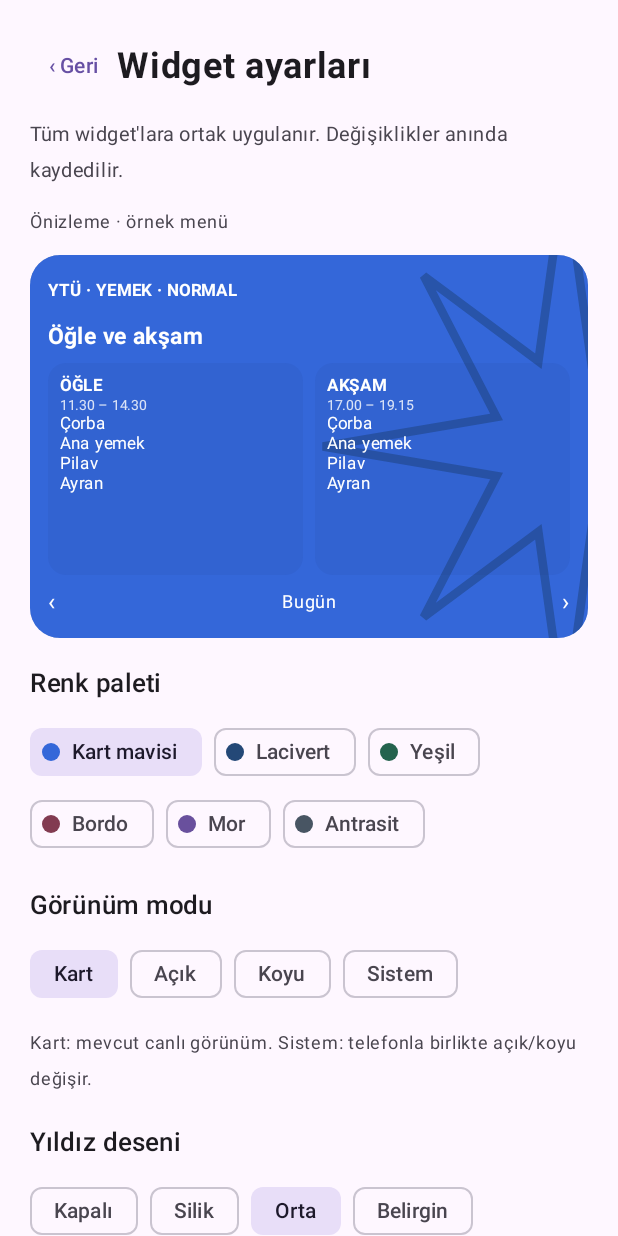
After one commit to bbookot/yerleske-menu, an Android app built with Jetpack Compose: the WidgetSettingsActivity screen opened directly, with no data from a screen before it, on a phone screen of 412 x 824 dp. The commit adds this screen. Run offline under Robolectric (Android 15) with nearby library versions, the phone set to English and light mode, and no system bars; libraries missing offline, so code that uses them is left out: androidx.glance, androidx.glance.action, androidx.glance.appwidget, androidx.glance.color, androidx.glance.layout and 3 more; network calls fail; 2 statements that could not run were skipped.

Commit message:
Add widget appearance settings and live preview

```diff
--- a/app/build.gradle.kts
+++ b/app/build.gradle.kts
@@ -12,8 +12,8 @@ android {
         applicationId = "app.yerleske.menu"
         minSdk = 26
         targetSdk = 35
-        versionCode = providers.environmentVariable("APP_VERSION_CODE").orElse("6").get().toInt()
-        versionName = providers.environmentVariable("APP_VERSION_NAME").orElse("0.3.0").get()
+        versionCode = providers.environmentVariable("APP_VERSION_CODE").orElse("7").get().toInt()
+        versionName = providers.environmentVariable("APP_VERSION_NAME").orElse("0.4.0").get()
         buildConfigField("String", "GITHUB_REPO", "\"${providers.gradleProperty("githubRepo").orElse("").get()}\"")
     }
     signingConfigs {
--- a/app/src/main/AndroidManifest.xml
+++ b/app/src/main/AndroidManifest.xml
@@ -2,6 +2,7 @@
     <uses-permission android:name="android.permission.INTERNET"/>
     <uses-permission android:name="android.permission.REQUEST_INSTALL_PACKAGES"/>
     <application android:name=".MenuApplication" android:label="Yerleşke Menü" android:icon="@drawable/ic_menu" android:theme="@style/AppTheme" android:allowBackup="false" android:usesCleartextTraffic="false" android:supportsRtl="true">
+        <activity android:name=".WidgetSettingsActivity" android:exported="false"/>
         <activity android:name=".MainActivity" android:exported="true"><intent-filter><action android:name="android.intent.action.MAIN"/><category android:name="android.intent.category.LAUNCHER"/></intent-filter></activity>
         <receiver android:name=".MenuWidgetReceiver" android:exported="true"><intent-filter><action android:name="android.appwidget.action.APPWIDGET_UPDATE"/></intent-filter><meta-data android:name="android.appwidget.provider" android:resource="@xml/widget_info"/></receiver>
         <provider android:name="androidx.core.content.FileProvider" android:authorities="${applicationId}.files" android:exported="false" android:grantUriPermissions="true"><meta-data android:name="android.support.FILE_PROVIDER_PATHS" android:resource="@xml/file_paths"/></provider>
--- /dev/null
+++ b/app/src/main/java/app/yerleske/menu/WidgetAppearance.kt
@@ -0,0 +1,45 @@
+package app.yerleske.menu
+
+enum class WidgetPalette(val label: String, val card: Int, val light: Int, val dark: Int, val darkInk: Int, val star: Int) {
+    BLUE("Kart mavisi", 0xFF3467D9.toInt(), 0xFFEAF1FF.toInt(), 0xFF142A51.toInt(), 0xFF152B52.toInt(), 0xFF234D96.toInt()),
+    NAVY("Lacivert", 0xFF244877.toInt(), 0xFFECF0F7.toInt(), 0xFF121F35.toInt(), 0xFF1C314F.toInt(), 0xFF122A4B.toInt()),
+    GREEN("Yeşil", 0xFF24634E.toInt(), 0xFFE7F3EB.toInt(), 0xFF12352B.toInt(), 0xFF163B2D.toInt(), 0xFF103E31.toInt()),
+    BURGUNDY("Bordo", 0xFF823B51.toInt(), 0xFFF9EBEF.toInt(), 0xFF391A27.toInt(), 0xFF572435.toInt(), 0xFF552236.toInt()),
+    PURPLE("Mor", 0xFF69509D.toInt(), 0xFFF1ECFA.toInt(), 0xFF2B203F.toInt(), 0xFF3E2A60.toInt(), 0xFF44316D.toInt()),
+    CHARCOAL("Antrasit", 0xFF485563.toInt(), 0xFFEDF0F3.toInt(), 0xFF20272E.toInt(), 0xFF28343F.toInt(), 0xFF283540.toInt())
+}
+enum class WidgetMode(val label: String) { CARD("Kart"), LIGHT("Açık"), DARK("Koyu"), SYSTEM("Sistem") }
+enum class WidgetFont(val label: String, val scale: Float) { SMALL("Küçük", .9f), NORMAL("Normal boy", 1f), LARGE("Büyük", 1.2f) }
+data class WidgetOptions(
+    val palette: WidgetPalette = WidgetPalette.BLUE,
+    val mode: WidgetMode = WidgetMode.CARD,
+    val star: Int = 2,
+    val font: WidgetFont = WidgetFont.NORMAL,
+    val vegetarian: Boolean = false,
+    val hours: Boolean = true,
+    val calories: Boolean = false,
+    val updated: Boolean = false,
+    val opacity: Int = 100,
+) {
+    fun normalized() = copy(star = star.coerceIn(0,3), opacity = opacity.coerceIn(50,100))
+    fun colors(systemDark: Boolean): WidgetColors {
+        val safe = normalized()
+        val dark = mode == WidgetMode.DARK || mode == WidgetMode.SYSTEM && systemDark
+        val light = mode == WidgetMode.LIGHT || mode == WidgetMode.SYSTEM && !systemDark
+        val bg = if (dark) palette.dark else if (light) palette.light else palette.card
+        val fg = if (light) palette.darkInk else 0xFFFFFFFF.toInt()
+        val decoration = if (dark) 0xFFC3D2EB.toInt() else if (light) palette.card else palette.star
+        val strength = listOf(0f,.3f,.7f,1f)[safe.star] * if (dark || light) .38f else 1f
+        return WidgetColors(
+            withAlpha(bg, safe.opacity / 100f), fg,
+            withAlpha(fg, .82f), withAlpha(decoration, strength * safe.opacity / 100f),
+            withAlpha(if (dark) 0xFFFFFFFF.toInt() else palette.darkInk, .06f * safe.opacity / 100f)
+        )
+    }
+}
+data class WidgetColors(val background: Int, val text: Int, val secondary: Int, val star: Int, val panel: Int)
+fun withAlpha(color: Int, alpha: Float): Int = ((alpha.coerceIn(0f,1f) * 255).toInt() shl 24) or (color and 0x00FFFFFF)
+fun widgetMealText(raw: String, calories: Boolean): String = if (calories) raw else raw.replace(Regex("\\s*\\([^)]*kcal\\)", RegexOption.IGNORE_CASE), "")
+object StarShape {
+    val points = listOf(345f to -48f,362f to 61f,436f to 12f,389f to 93f,501f to 110f,389f to 127f,436f to 208f,362f to 159f,345f to 268f,328f to 159f,254f to 208f,301f to 127f,189f to 110f,301f to 93f,254f to 12f,328f to 61f)
+}
--- /dev/null
+++ b/app/src/main/java/app/yerleske/menu/WidgetSettingsActivity.kt
@@ -0,0 +1,171 @@
+package app.yerleske.menu
+
+import android.os.Bundle
+import androidx.activity.ComponentActivity
+import androidx.activity.compose.setContent
+import androidx.compose.foundation.Canvas
+import androidx.compose.foundation.background
+import androidx.compose.foundation.clickable
+import androidx.compose.foundation.isSystemInDarkTheme
+import androidx.compose.foundation.layout.*
+import androidx.compose.foundation.rememberScrollState
+import androidx.compose.foundation.shape.RoundedCornerShape
+import androidx.compose.foundation.verticalScroll
+import androidx.compose.material3.*
+import androidx.compose.runtime.*
+import androidx.compose.ui.Alignment
+import androidx.compose.ui.Modifier
+import androidx.compose.ui.draw.clip
+import androidx.compose.ui.graphics.Color
+import androidx.compose.ui.graphics.Path
+import androidx.compose.ui.graphics.drawscope.Stroke
+import androidx.compose.ui.semantics.contentDescription
+import androidx.compose.ui.semantics.semantics
+import androidx.compose.ui.text.font.FontWeight
+import androidx.compose.ui.unit.dp
+import androidx.compose.ui.unit.sp
+import androidx.work.ExistingWorkPolicy
+import androidx.work.OneTimeWorkRequestBuilder
+import androidx.work.WorkManager
+import kotlinx.coroutines.CancellationException
+import kotlinx.coroutines.delay
+
+class WidgetSettingsActivity : ComponentActivity() {
+    private var settingsChanged = false
+    override fun onPause() {
+        super.onPause()
+        // A quick Back/Home can cancel the preview's debounce. Persist a redraw
+        // independently of this activity so the last choice still reaches widgets.
+        if (settingsChanged) {
+            WorkManager.getInstance(this).enqueueUniqueWork("widget-appearance-apply", ExistingWorkPolicy.REPLACE, OneTimeWorkRequestBuilder<WidgetClockWorker>().build())
+            settingsChanged = false
+        }
+    }
+    override fun onCreate(savedInstanceState: Bundle?) {
+        super.onCreate(savedInstanceState)
+        setContent {
+            val systemDark = isSystemInDarkTheme()
+            val dark = when (MenuStore(this).theme) { 1 -> false; 2 -> true; else -> systemDark }
+            MaterialTheme(colorScheme = if (dark) darkColorScheme() else lightColorScheme()) {
+                SettingsScreen(systemDark)
+            }
+        }
+    }
+
+    @OptIn(ExperimentalLayoutApi::class)
+    @Composable
+    private fun SettingsScreen(systemDark: Boolean) {
+        val store = remember { WidgetSettingsStore(this) }
+        var options by remember { mutableStateOf(store.read()) }
+        var resetDialog by remember { mutableStateOf(false) }
+        var error by remember { mutableStateOf<String?>(null) }
+        fun change(value: WidgetOptions) { store.write(value); options = value.normalized(); settingsChanged = true }
+        LaunchedEffect(options) {
+            delay(150)
+            try { redrawWidgets(this@WidgetSettingsActivity); error = null }
+            catch (e: CancellationException) { throw e }
+            catch (e: Exception) { error = "Widget yenilenemedi. Ana ekrandaki yenile düğmesini deneyebilirsin." }
+        }
+        Surface(Modifier.fillMaxSize(), color = MaterialTheme.colorScheme.background) {
+            Column(Modifier.fillMaxSize().safeDrawingPadding().verticalScroll(rememberScrollState()).padding(20.dp), verticalArrangement = Arrangement.spacedBy(10.dp)) {
+                Row(Modifier.fillMaxWidth(), verticalAlignment = Alignment.CenterVertically) {
+                    TextButton(onClick = { finish() }) { Text("‹ Geri") }
+                    Text("Widget ayarları", fontSize = 24.sp, fontWeight = FontWeight.Bold)
+                }
+                Text("Tüm widget'lara ortak uygulanır. Değişiklikler anında kaydedilir.", fontSize = 13.sp, color = MaterialTheme.colorScheme.onSurfaceVariant)
+                Text("Önizleme · örnek menü", fontSize = 12.sp, color = MaterialTheme.colorScheme.onSurfaceVariant)
+                WidgetPreview(options, systemDark)
+                error?.let { Text(it, color = MaterialTheme.colorScheme.error, fontSize = 12.sp) }
+
+                SettingTitle("Renk paleti")
+                FlowRow(horizontalArrangement = Arrangement.spacedBy(8.dp)) {
+                    WidgetPalette.entries.forEach { palette ->
+                        FilterChip(options.palette == palette, onClick = { change(options.copy(palette = palette)) }, label = { Text(palette.label) }, leadingIcon = { Box(Modifier.size(12.dp).clip(RoundedCornerShape(6.dp)).background(Color(palette.card))) })
+                    }
+                }
+                SettingTitle("Görünüm modu")
+                FlowRow(horizontalArrangement = Arrangement.spacedBy(8.dp)) {
+                    WidgetMode.entries.forEach { mode -> FilterChip(options.mode == mode, onClick = { change(options.copy(mode = mode)) }, label = { Text(mode.label) }) }
+                }
+                Text("Kart: mevcut canlı görünüm. Sistem: telefonla birlikte açık/koyu değişir.", fontSize = 12.sp, color = MaterialTheme.colorScheme.onSurfaceVariant)
+
+                SettingTitle("Yıldız deseni")
+                FlowRow(horizontalArrangement = Arrangement.spacedBy(8.dp)) {
+                    listOf("Kapalı", "Silik", "Orta", "Belirgin").forEachIndexed { index, label -> FilterChip(options.star == index, onClick = { change(options.copy(star = index)) }, label = { Text(label) }) }
+                }
+                SettingTitle("Yazı boyutu")
+                FlowRow(horizontalArrangement = Arrangement.spacedBy(8.dp)) {
+                    WidgetFont.entries.forEach { font -> FilterChip(options.font == font, onClick = { change(options.copy(font = font)) }, label = { Text(font.label) }) }
+                }
+                Text("Yemek listesi sığmazsa widget içinde kaydırabilirsin.", fontSize = 12.sp, color = MaterialTheme.colorScheme.onSurfaceVariant)
+
+                SettingTitle("Menü türü")
+                FlowRow(horizontalArrangement = Arrangement.spacedBy(8.dp)) {
+                    FilterChip(!options.vegetarian, onClick = { change(options.copy(vegetarian = false)) }, label = { Text("Normal menü") })
+                    FilterChip(options.vegetarian, onClick = { change(options.copy(vegetarian = true)) }, label = { Text("Vejetaryen menü") })
+                }
+                SettingTitle("Gösterilecek bilgiler")
+                SettingToggle("Servis saatleri", options.hours) { change(options.copy(hours = it)) }
+                SettingToggle("Kalori bilgileri", options.calories) { change(options.copy(calories = it)) }
+                SettingToggle("Son yenileme zamanı", options.updated) { change(options.copy(updated = it)) }
+
+                SettingTitle("Arka plan saydamlığı")
+                FlowRow(horizontalArrangement = Arrangement.spacedBy(8.dp)) {
+                    listOf(100,85,70,50).forEach { opacity -> FilterChip(options.opacity == opacity, onClick = { change(options.copy(opacity = opacity)) }, label = { Text(if (opacity == 100) "Opak" else "%${100-opacity} saydam") }) }
+                }
+                Text("Saydamlık arttıkça duvar kâğıdı daha çok görünür. Yazılar tam görünür kalır; okunabilirlik duvar kâğıdına göre değişebilir.", fontSize = 12.sp, color = MaterialTheme.colorScheme.onSurfaceVariant)
+                Spacer(Modifier.height(4.dp))
+                OutlinedButton(onClick = { resetDialog = true }, modifier = Modifier.fillMaxWidth()) { Text("Varsayılana dön") }
+                Spacer(Modifier.height(12.dp))
+            }
+        }
+        if (resetDialog) AlertDialog(onDismissRequest = { resetDialog = false }, title = { Text("Widget ayarları sıfırlansın mı?") }, text = { Text("Mavi kart görünümüne ve normal menüye dönülür. Kayıtlı yemek verileri korunur.") }, confirmButton = { TextButton(onClick = { change(WidgetOptions()); resetDialog = false }) { Text("Sıfırla") } }, dismissButton = { TextButton(onClick = { resetDialog = false }) { Text("Vazgeç") } })
+    }
+}
+
+@Composable
+private fun SettingTitle(text: String) { Text(text, Modifier.padding(top = 8.dp), fontSize = 17.sp, fontWeight = FontWeight.SemiBold) }
+@Composable
+private fun SettingToggle(label: String, checked: Boolean, onChange: (Boolean) -> Unit) {
+    Row(Modifier.fillMaxWidth().clickable { onChange(!checked) }.padding(vertical = 2.dp), verticalAlignment = Alignment.CenterVertically) {
+        Text(label, Modifier.weight(1f), fontSize = 15.sp)
+        Switch(checked, onCheckedChange = onChange, modifier = Modifier.semantics { contentDescription = label })
+    }
+}
+
+@Composable
+private fun WidgetPreview(options: WidgetOptions, systemDark: Boolean) {
+    val colors = options.colors(systemDark)
+    Box(Modifier.fillMaxWidth().height(255.dp).clip(RoundedCornerShape(20.dp))) {
+        Canvas(Modifier.fillMaxSize()) {
+            val cell = 18.dp.toPx()
+            for (x in 0..(size.width / cell).toInt()) for (y in 0..(size.height / cell).toInt()) drawRect(if ((x+y)%2 == 0) Color(0xFFAEB7C5) else Color(0xFFD4D9E2), topLeft = androidx.compose.ui.geometry.Offset(x*cell,y*cell), size = androidx.compose.ui.geometry.Size(cell,cell))
+        }
+        Box(Modifier.fillMaxSize().background(Color(colors.background))) {
+            if (options.star > 0) Canvas(Modifier.fillMaxSize()) {
+                val path = Path().apply { StarShape.points.forEachIndexed { i, (x,y) -> if (i == 0) moveTo(x/360*size.width,y/220*size.height) else lineTo(x/360*size.width,y/220*size.height) }; close() }
+                drawPath(path, Color(colors.star), style = Stroke(size.width/360*5.5f))
+            }
+            Column(Modifier.fillMaxSize().padding(12.dp), verticalArrangement = Arrangement.spacedBy(6.dp)) {
+                Text("YTÜ · YEMEK · " + if (options.vegetarian) "VEJ" else "NORMAL", color = Color(colors.text), fontWeight = FontWeight.Bold, fontSize = 11.sp)
+                Text("Öğle ve akşam", color = Color(colors.text), fontWeight = FontWeight.Bold, fontSize = 15.sp)
+                Row(Modifier.weight(1f), horizontalArrangement = Arrangement.spacedBy(8.dp)) {
+                    listOf("ÖĞLE" to "11.30 – 14.30", "AKŞAM" to "17.00 – 19.15").forEach { (meal,hours) ->
+                        Column(Modifier.weight(1f).fillMaxHeight().clip(RoundedCornerShape(12.dp)).background(Color(colors.panel)).padding(8.dp)) {
+                            Text(meal, color = Color(colors.text), fontWeight = FontWeight.Bold, fontSize = 11.sp, lineHeight = 14.sp)
+                            if (options.hours) Text(hours, color = Color(colors.secondary), fontSize = 9.sp, lineHeight = 12.sp)
+                            Column(Modifier.weight(1f).verticalScroll(rememberScrollState())) {
+                                listOf("Çorba (130 kcal)", if (options.vegetarian) "Sebze yemeği (260 kcal)" else "Ana yemek (350 kcal)", "Pilav (280 kcal)", "Ayran (120 kcal)").forEach { Text(widgetMealText(it,options.calories), color = Color(colors.text), fontSize = (11*options.font.scale).sp, lineHeight = (13*options.font.scale).sp) }
+                            }
+                        }
+                    }
+                }
+                Box(Modifier.fillMaxWidth(), contentAlignment = Alignment.Center) {
+                    Text("Bugün", color = Color(colors.text), fontSize = 12.sp)
+                    Row(Modifier.fillMaxWidth(), horizontalArrangement = Arrangement.SpaceBetween) { Text("‹",color = Color(colors.text)); Text("›",color = Color(colors.text)) }
+                }
+                if (options.updated) Text("Son kontrol · şimdi", color = Color(colors.secondary), fontSize = 9.sp)
+            }
+        }
+    }
+}
--- /dev/null
+++ b/app/src/main/java/app/yerleske/menu/WidgetSettingsStore.kt
@@ -0,0 +1,27 @@
+package app.yerleske.menu
+
+import android.content.Context
+
+class WidgetSettingsStore(private val context: Context) {
+    private val prefs = context.getSharedPreferences("widget_settings", Context.MODE_PRIVATE)
+    private inline fun <reified E : Enum<E>> enum(key: String, default: E): E = enumValues<E>().find { it.name == prefs.getString(key, default.name) } ?: default
+    fun read(): WidgetOptions = WidgetOptions(
+        palette = enum("palette", WidgetPalette.BLUE),
+        mode = enum("mode", WidgetMode.CARD),
+        star = prefs.getInt("star", 2),
+        font = enum("font", WidgetFont.NORMAL),
+        vegetarian = MenuStore(context).vegetarian,
+        hours = prefs.getBoolean("hours", true),
+        calories = prefs.getBoolean("calories", false),
+        updated = prefs.getBoolean("updated", false),
+        opacity = prefs.getInt("opacity", 100),
+    ).normalized()
+    fun write(options: WidgetOptions) {
+        val value = options.normalized()
+        prefs.edit().putString("palette",value.palette.name).putString("mode",value.mode.name)
+            .putInt("star",value.star).putString("font",value.font.name)
+            .putBoolean("hours",value.hours).putBoolean("calories",value.calories)
+            .putBoolean("updated",value.updated).putInt("opacity",value.opacity).apply()
+        MenuStore(context).vegetarian = value.vegetarian
+    }
+}
--- /dev/null
+++ b/app/src/main/res/drawable/widget_star_mask.xml
@@ -0,0 +1,3 @@
+<vector xmlns:android="http://schemas.android.com/apk/res/android" android:width="360dp" android:height="220dp" android:viewportWidth="360" android:viewportHeight="220">
+    <path android:fillColor="@android:color/transparent" android:strokeColor="#FFFFFF" android:strokeWidth="5.5" android:strokeLineJoin="miter" android:pathData="M345,-48 L362,61 L436,12 L389,93 L501,110 L389,127 L436,208 L362,159 L345,268 L328,159 L254,208 L301,127 L189,110 L301,93 L254,12 L328,61 Z"/>
+</vector>
```
Also changed, not shown: app/src/main/java/app/yerleske/menu/MainActivity.kt (+11 -0 lines), app/src/main/java/app/yerleske/menu/MenuWidget.kt (+57 -53 lines), 2 other files.
